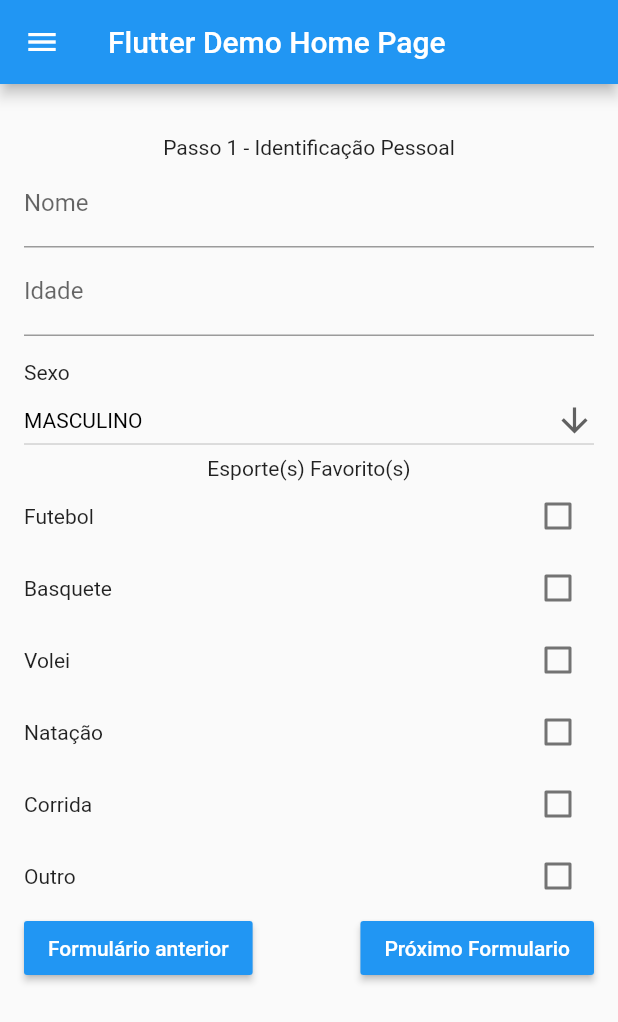
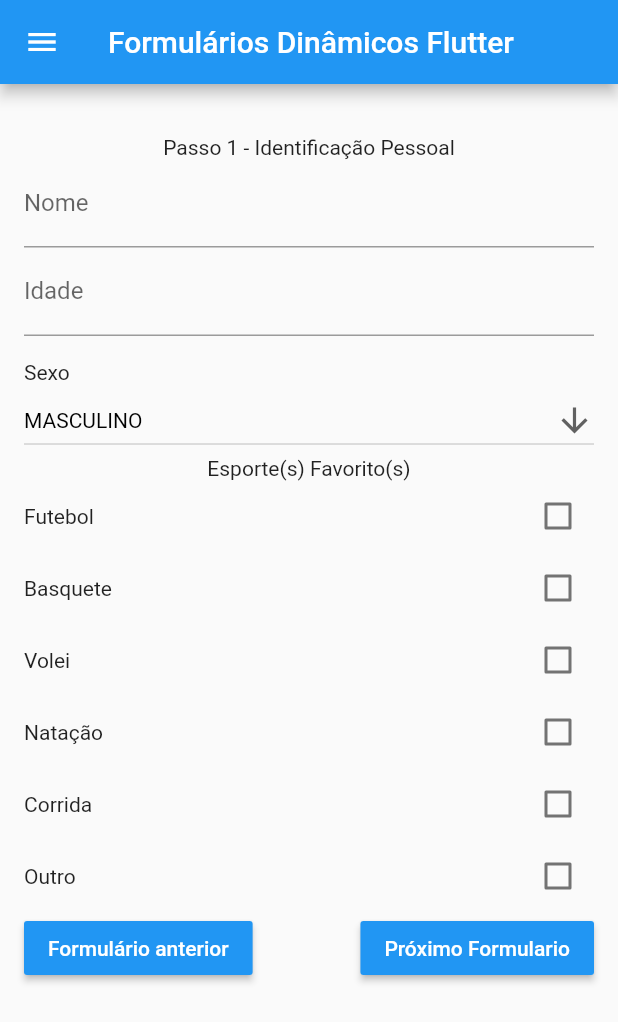
Before and after one commit to TeuryBazzo/campo-dinamico, a Flutter app: the screen it shows after launch, on a phone screen of 412 x 824 dp. Shown: the top 1022 px of the screen. Run offline on Flutter 3.47's test engine with Material 2 defaults, Android fonts, the phone set to English and light mode, and no system bars; our stand-ins replace camera, geolocator, signature; missing offline and left inert: esys_flutter_share.

Commit message:
Renomeando páginas e padronizando cor

```diff
--- a/lib/main.dart
+++ b/lib/main.dart
@@ -17,7 +17,7 @@ class MyApp extends StatelessWidget {
       theme: ThemeData(
         primarySwatch: Colors.blue,
       ),
-      home: MyHomePage(title: 'Flutter Demo Home Page'),
+      home: MyHomePage(title: 'Formulários Dinâmicos Flutter'),
     );
   }
 }
@@ -114,8 +114,8 @@ class _MyHomePageState extends State<MyHomePage> {
     if (_formularios.length == _currentFormulario + 1) return;
 
     setState(() {
-        this.opacity = 0;
-      });
+      this.opacity = 0;
+    });
 
     Future.delayed(Duration(milliseconds: 300), () {
       setState(() {
```
Also changed, not shown: lib/page/cameraScreen.dart (+2 -8 lines), lib/page/previewImageScreen.dart (+7 -4 lines).
